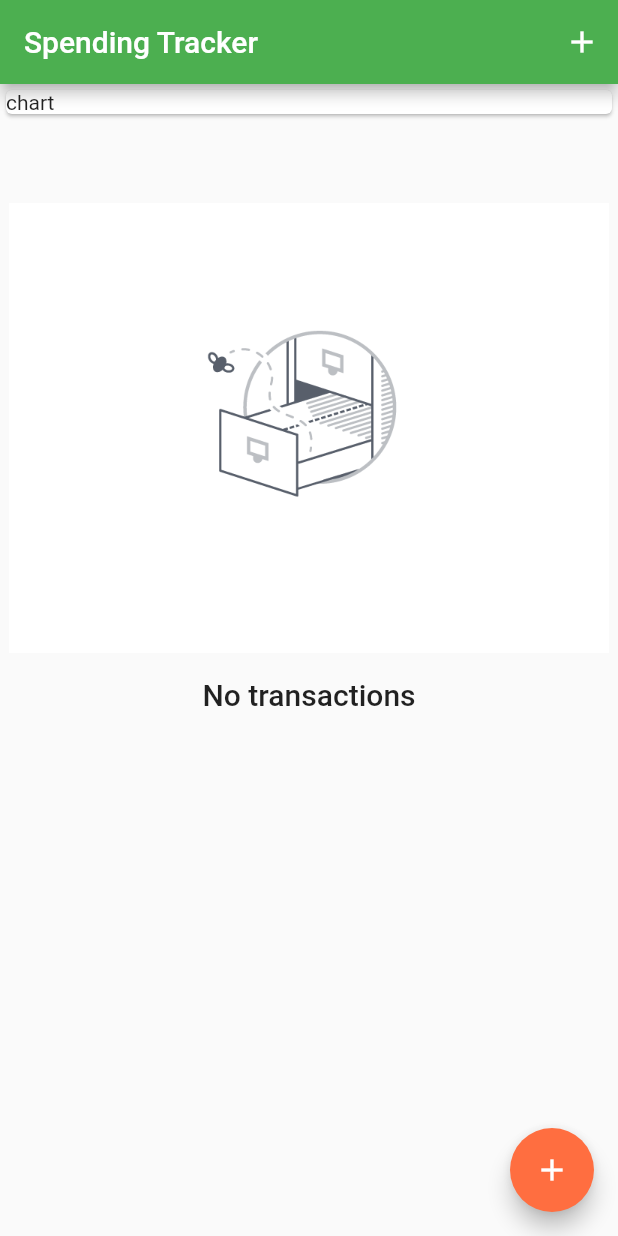
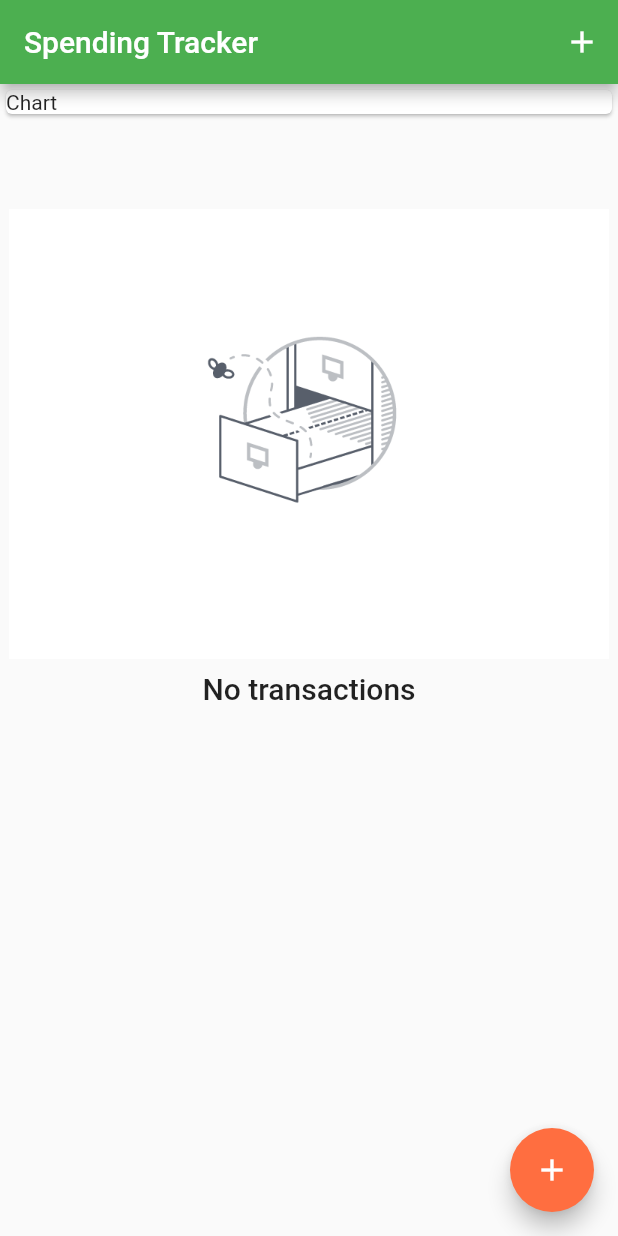
Before and after one commit to martinstofko219/fc_spending, a Flutter app: the screen it shows after launch, on a phone screen of 412 x 824 dp. Run offline on Flutter 3.47's test engine with Material 2 defaults, Android fonts, the phone set to English and light mode, and no system bars.

Commit message:
Refactored code into Chart widget.

```diff
--- /dev/null
+++ b/lib/chart.dart
@@ -0,0 +1,10 @@
+import 'package:flutter/material.dart';
+
+class Chart extends StatelessWidget {
+  @override
+  Widget build(BuildContext context) {
+    return Card(
+      child: Text('Chart'),
+    );
+  }
+}
--- a/lib/main.dart
+++ b/lib/main.dart
@@ -1,5 +1,6 @@
 import 'package:flutter/material.dart';
 
+import 'chart.dart';
 import 'models/transaction.dart';
 import 'new_transaction.dart';
 import 'transaction_list.dart';
@@ -62,9 +63,7 @@ class _MyHomePageState extends State<MyHomePage> {
         child: Column(
           crossAxisAlignment: CrossAxisAlignment.stretch,
           children: <Widget>[
-            Card(
-              child: Text('chart'),
-            ),
+            Chart(),
             TransactionList(_transactions),
           ],
         ),
--- a/lib/transaction_list.dart
+++ b/lib/transaction_list.dart
@@ -18,7 +18,7 @@ class TransactionList extends StatelessWidget {
               children: <Widget>[
                 Container(
                   height: 300.0,
-                  margin: EdgeInsets.only(bottom: 16.0),
+                  margin: EdgeInsets.only(bottom: 8.0),
                   child: Image.asset(
                     'assets/images/no-records.png',
                     fit: BoxFit.cover,
```
